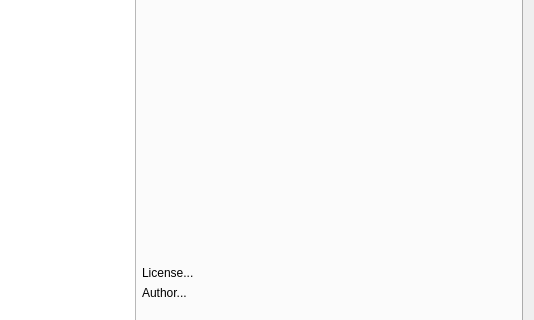
This is src/gui/src/SoundLibrary/SoundLibraryImportDialog_UI.ui in hydrogen-music/hydrogen as Qt 5 draws it before an edit; both pictures show x 261 to 795 and y 285 to 605 of the 795 by 688 pixel window. The edited form follows.
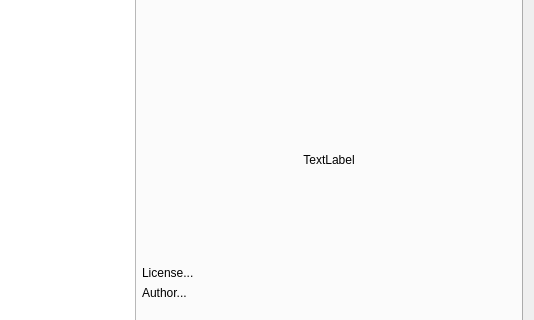
This is the edited form.

Commit message: Basics are in place for downloading image in the Import Library dialog. TODO: Major cleanup on this!

What changed in the file:
```diff
--- a/src/gui/src/SoundLibrary/SoundLibraryImportDialog_UI.ui
+++ b/src/gui/src/SoundLibrary/SoundLibraryImportDialog_UI.ui
@@ -102,8 +102,8 @@
         </item>
        </layout>
       </widget>
-      <widget class="QWidget" name="" >
-       <property name="geometry" >
+      <widget class="QWidget" name="layoutWidget">
+       <property name="geometry">
         <rect>
          <x>390</x>
          <y>9</y>
@@ -111,7 +111,7 @@
          <height>588</height>
         </rect>
        </property>
-       <layout class="QVBoxLayout" >
+       <layout class="QVBoxLayout">
         <item>
          <widget class="QLabel" name="SoundLibraryNameLbl" >
           <property name="maximumSize" >
@@ -171,8 +171,24 @@
          </layout>
         </item>
         <item>
-         <widget class="QLabel" name="LicenseLbl" >
-          <property name="maximumSize" >
+         <widget class="QLabel" name="drumkitImageLabel">
+          <property name="minimumSize">
+           <size>
+            <width>0</width>
+            <height>200</height>
+           </size>
+          </property>
+          <property name="text">
+           <string>TextLabel</string>
+          </property>
+          <property name="alignment">
+           <set>Qt::AlignCenter</set>
+          </property>
+         </widget>
+        </item>
+        <item>
+         <widget class="QLabel" name="LicenseLbl">
+          <property name="maximumSize">
            <size>
             <width>16777215</width>
             <height>30</height>
```
Left out of the diff: 165 changed lines with no effect on the pictures. The commit also changes 5 other files.
